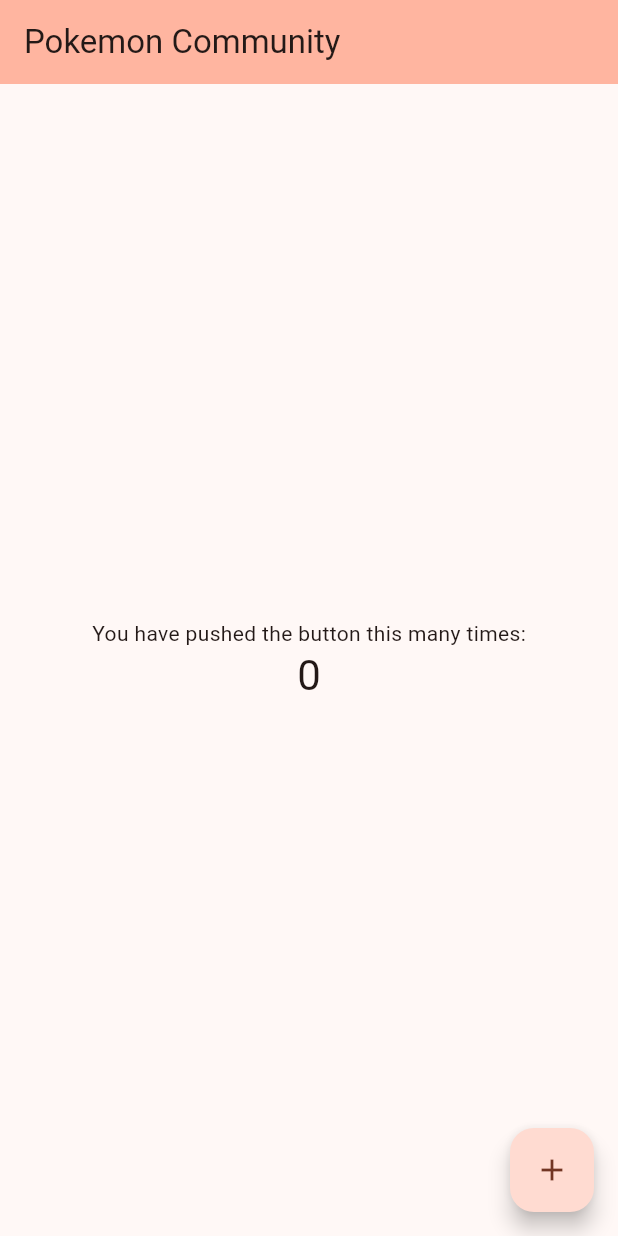
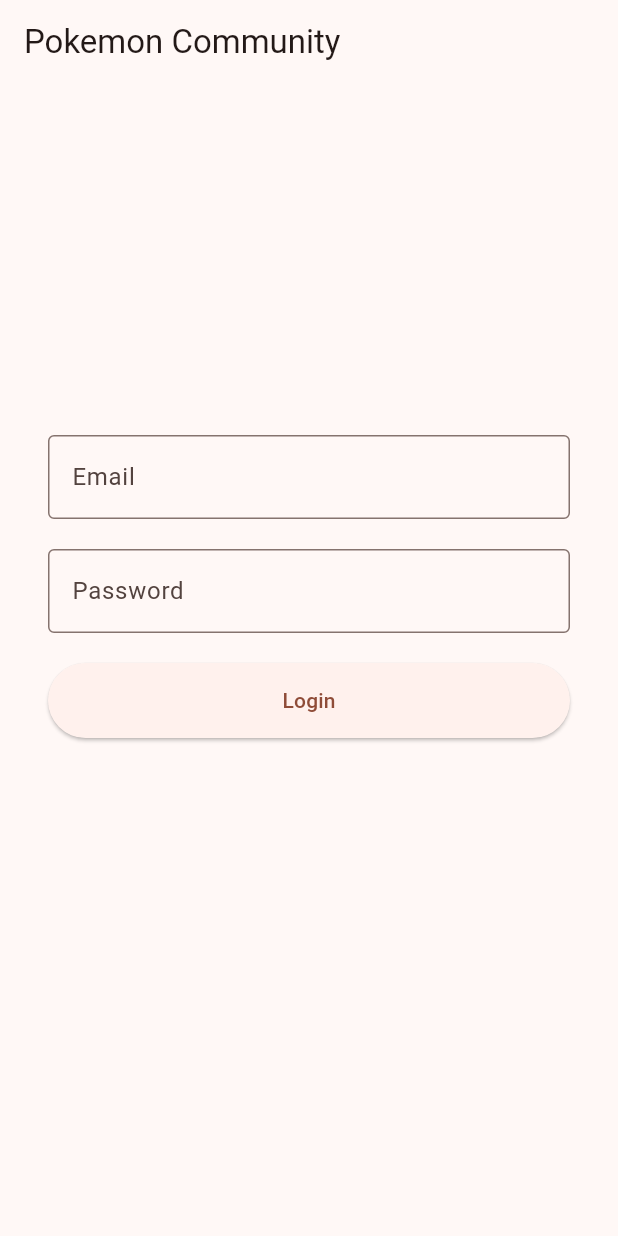
Before and after one commit to Souvikns/pokemon-community, a Flutter app: the screen it shows after launch, on a phone screen of 412 x 824 dp. Run offline on Flutter 3.47's test engine with Material 3 defaults, Android fonts, the phone set to English and light mode, and no system bars; our stand-ins replace flutter_dotenv, supabase_flutter; accounts and stored records are empty.

Commit message:
feat: login page

```diff
--- a/lib/main.dart
+++ b/lib/main.dart
@@ -1,4 +1,5 @@
 import 'package:flutter/material.dart';
+import 'package:pokemon_community/screens/auth.dart';
 import 'package:supabase_flutter/supabase_flutter.dart';
 import 'package:flutter_dotenv/flutter_dotenv.dart';
 
@@ -39,7 +40,8 @@
         // tested with just a hot reload.
         colorScheme: ColorScheme.fromSeed(seedColor: Colors.deepOrange),
       ),
-      home: const MyHomePage(title: 'Pokemon Community'),
+      home: const AuthScreen(),
+      debugShowCheckedModeBanner: false,
     );
   }
 }
--- /dev/null
+++ b/lib/screens/auth.dart
@@ -0,0 +1,50 @@
+import 'package:flutter/material.dart';
+
+class AuthScreen extends StatefulWidget {
+  const AuthScreen({super.key});
+
+  @override
+  State<AuthScreen> createState() => _AuthScreenState();
+}
+
+class _AuthScreenState extends State<AuthScreen> {
+  @override
+  Widget build(BuildContext context) {
+    return Scaffold(
+      appBar: AppBar(title: Text('Pokemon Community')),
+      body: Padding(
+        padding: EdgeInsets.all(32.0),
+        child: Center(
+          child: SizedBox(
+            height: 300,
+            child: Column(
+              children: [
+                TextField(
+                  decoration: InputDecoration(
+                    labelText: 'Email',
+                    border: OutlineInputBorder(),
+                  ),
+                ),
+                SizedBox(height: 20),
+                TextField(
+                  decoration: InputDecoration(
+                    labelText: 'Password',
+                    border: OutlineInputBorder(),
+                  ),
+                ),
+                SizedBox(height: 20),
+                ElevatedButton(
+                  onPressed: () => {},
+                  style: ElevatedButton.styleFrom(
+                    minimumSize: Size(double.infinity, 50),
+                  ),
+                  child: Text('Login'),
+                ),
+              ],
+            ),
+          ),
+        ),
+      ),
+    );
+  }
+}
```
